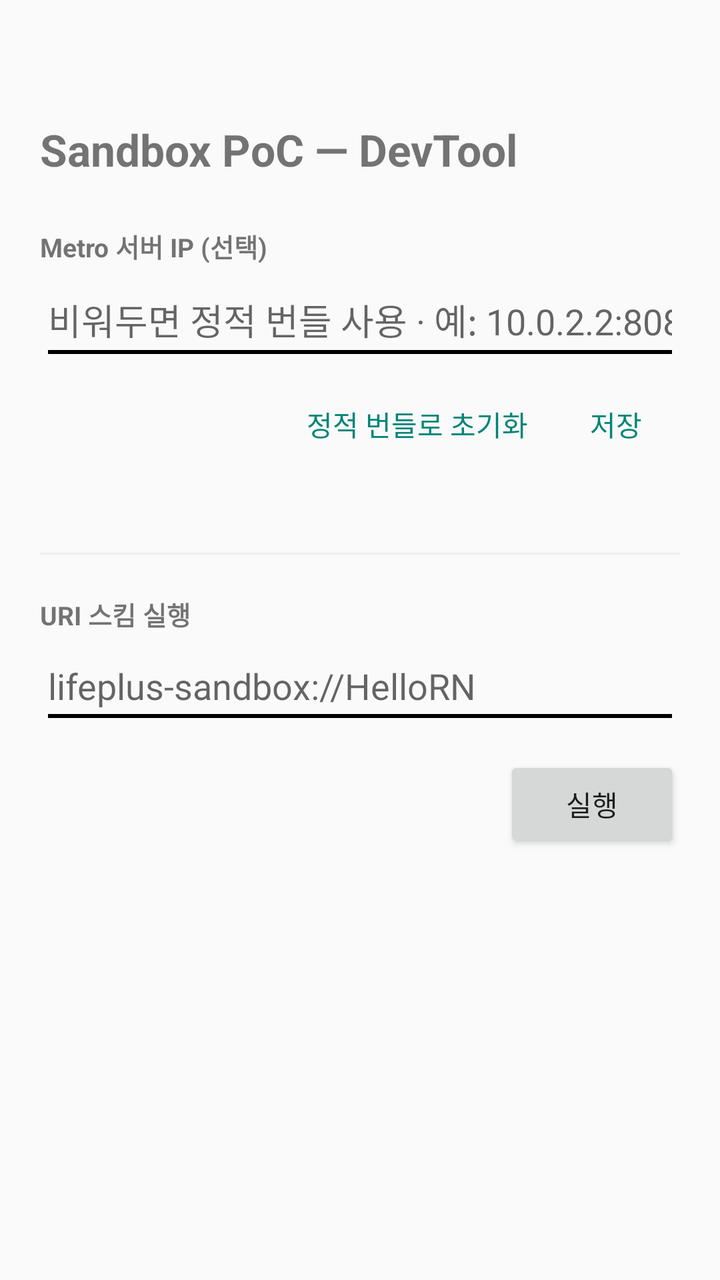
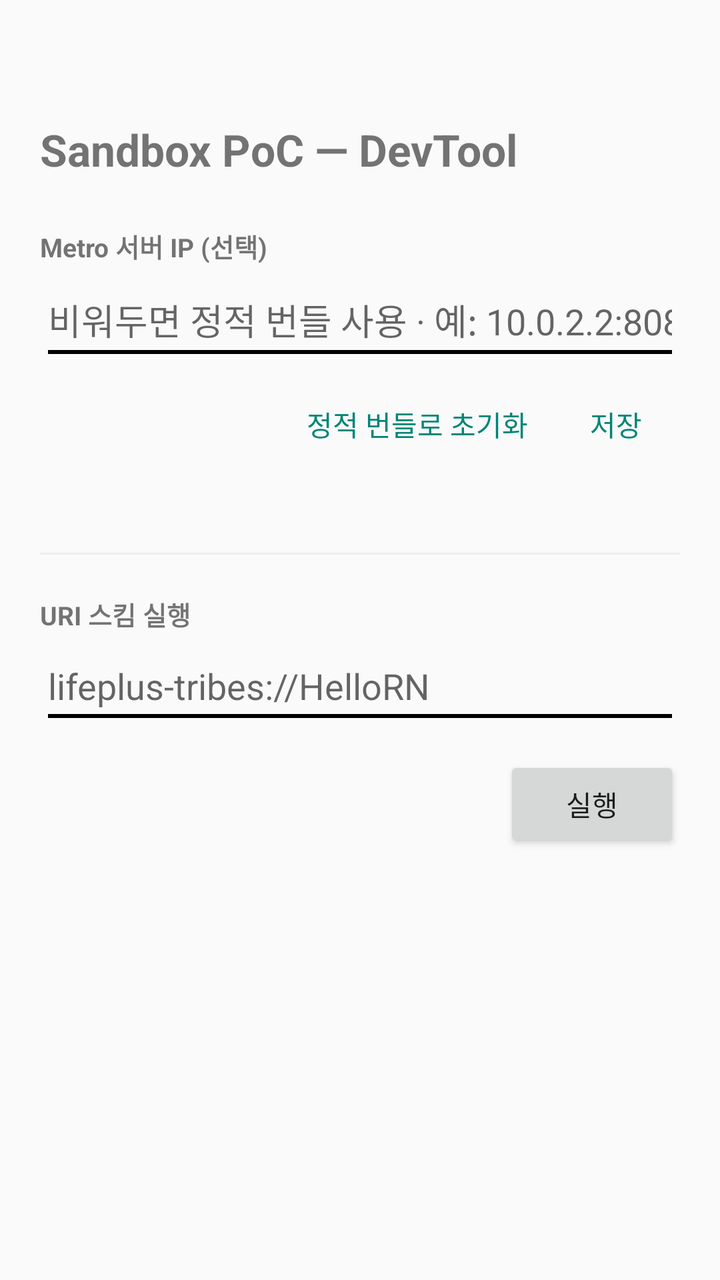

An Android layout rendered at two revisions. The XML below is the earlier revision; the diff shows what the commit changed to produce the second picture.
<!-- AndroidManifest.xml: application theme AppTheme -->
<!-- res/layout/fragment_devtool.xml -->
<?xml version="1.0" encoding="utf-8"?>
<ScrollView xmlns:android="http://schemas.android.com/apk/res/android"
    android:layout_width="match_parent"
    android:layout_height="match_parent">

    <LinearLayout
        android:layout_width="match_parent"
        android:layout_height="wrap_content"
        android:orientation="vertical"
        android:padding="20dp">

        <TextView
            android:layout_width="match_parent"
            android:layout_height="wrap_content"
            android:layout_marginTop="40dp"
            android:text="Sandbox PoC — DevTool"
            android:textSize="22sp"
            android:textStyle="bold" />

        <TextView
            android:layout_width="match_parent"
            android:layout_height="wrap_content"
            android:layout_marginTop="24dp"
            android:text="Metro 서버 IP (선택)"
            android:textSize="13sp"
            android:textStyle="bold" />

        <EditText
            android:id="@+id/metroIpField"
            android:layout_width="match_parent"
            android:layout_height="wrap_content"
            android:layout_marginTop="4dp"
            android:hint="비워두면 정적 번들 사용 · 예: 10.0.2.2:8081"
            android:imeOptions="actionDone"
            android:inputType="text"
            android:singleLine="true" />

        <LinearLayout
            android:layout_width="match_parent"
            android:layout_height="wrap_content"
            android:layout_marginTop="4dp"
            android:gravity="end"
            android:orientation="horizontal">

            <Button
                android:id="@+id/clearMetroButton"
                style="?android:attr/buttonBarButtonStyle"
                android:layout_width="wrap_content"
                android:layout_height="wrap_content"
                android:text="정적 번들로 초기화" />

            <Button
                android:id="@+id/saveMetroButton"
                style="?android:attr/buttonBarButtonStyle"
                android:layout_width="wrap_content"
                android:layout_height="wrap_content"
                android:text="저장" />
        </LinearLayout>

        <TextView
            android:id="@+id/metroStatus"
            android:layout_width="match_parent"
            android:layout_height="wrap_content"
            android:layout_marginTop="4dp"
            android:textColor="#666"
            android:textSize="12sp" />

        <View
            android:layout_width="match_parent"
            android:layout_height="1dp"
            android:layout_marginTop="20dp"
            android:background="#eee" />

        <TextView
            android:layout_width="match_parent"
            android:layout_height="wrap_content"
            android:layout_marginTop="20dp"
            android:text="URI 스킴 실행"
            android:textSize="13sp"
            android:textStyle="bold" />

        <EditText
            android:id="@+id/schemeField"
            android:layout_width="match_parent"
            android:layout_height="wrap_content"
            android:layout_marginTop="4dp"
            android:hint="lifeplus-sandbox://HelloRN"
            android:imeOptions="actionDone"
            android:inputType="textUri"
            android:singleLine="true" />

        <Button
            android:id="@+id/runButton"
            android:layout_width="wrap_content"
            android:layout_height="wrap_content"
            android:layout_gravity="end"
            android:layout_marginTop="12dp"
            android:text="실행" />

        <TextView
            android:id="@+id/recentLabel"
            android:layout_width="match_parent"
            android:layout_height="wrap_content"
            android:layout_marginTop="32dp"
            android:textColor="#666"
            android:textSize="12sp" />
    </LinearLayout>
</ScrollView>
<!-- resources referenced by this layout -->
<resources>
  <style name="AppTheme" parent="Theme.AppCompat.DayNight.NoActionBar">
          
          <item name="android:editTextBackground">@drawable/rn_edit_text_material</item>
      </style>
  <!-- drawable rn_edit_text_material (drawable) -->
  <?xml version="1.0" encoding="utf-8"?>
  <inset xmlns:android="http://schemas.android.com/apk/res/android"
         android:insetLeft="@dimen/abc_edit_text_inset_horizontal_material"
         android:insetRight="@dimen/abc_edit_text_inset_horizontal_material"
         android:insetTop="@dimen/abc_edit_text_inset_top_material"
         android:insetBottom="@dimen/abc_edit_text_inset_bottom_material"
         >
  
      <selector>
          
          <item android:state_enabled="false" android:drawable="@drawable/abc_textfield_default_mtrl_alpha"/>
          <item android:drawable="@drawable/abc_textfield_activated_mtrl_alpha"/>
      </selector>
  
  </inset>
</resources>

<!-- the commit's change to res/layout/fragment_devtool.xml (unified diff, before → after) -->
@@ -84,7 +84,7 @@
             android:layout_width="match_parent"
             android:layout_height="wrap_content"
             android:layout_marginTop="4dp"
-            android:hint="lifeplus-sandbox://HelloRN"
+            android:hint="lifeplus-tribes://HelloRN"
             android:imeOptions="actionDone"
             android:inputType="textUri"
             android:singleLine="true" />
